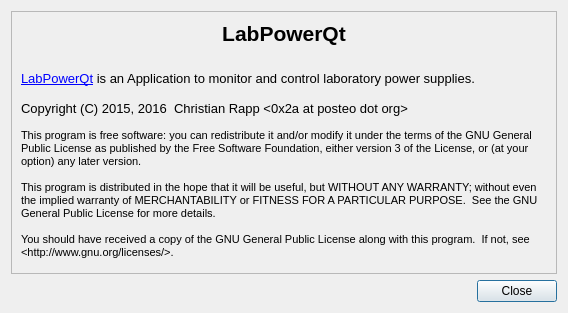
The window that forms/aboutme.ui (crapp/labpowerqt) describes before a commit, drawn with Qt 5.
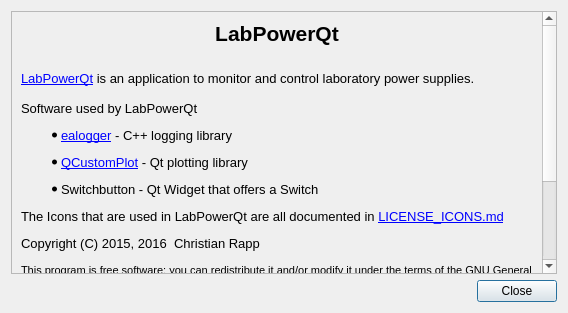
The same window after the commit.

Commit message:
Added missing info to about dialog
You can find more info in the about dialog now

Info message when you open the settings dialog

The edit to the form file:
```diff
--- a/forms/aboutme.ui
+++ b/forms/aboutme.ui
@@ -35,7 +35,7 @@
         <x>0</x>
         <y>0</y>
         <width>533</width>
-        <height>271</height>
+        <height>406</height>
        </rect>
       </property>
       <layout class="QVBoxLayout" name="verticalLayout">
@@ -51,9 +51,14 @@
 &lt;/style&gt;&lt;/head&gt;&lt;body style=&quot; font-family:'DejaVu Sans'; font-size:10pt; font-weight:400; font-style:normal;&quot;&gt;
 &lt;p align=&quot;center&quot; style=&quot; margin-top:0px; margin-bottom:0px; margin-left:0px; margin-right:0px; -qt-block-indent:0; text-indent:0px;&quot;&gt;&lt;span style=&quot; font-size:16pt; font-weight:600;&quot;&gt;LabPowerQt&lt;/span&gt;&lt;/p&gt;
 &lt;p style=&quot;-qt-paragraph-type:empty; margin-top:0px; margin-bottom:0px; margin-left:0px; margin-right:0px; -qt-block-indent:0; text-indent:0px; font-size:16pt; font-weight:600;&quot;&gt;&lt;br /&gt;&lt;/p&gt;
-&lt;p style=&quot; margin-top:0px; margin-bottom:0px; margin-left:0px; margin-right:0px; -qt-block-indent:0; text-indent:0px;&quot;&gt;&lt;a href=&quot;https://github.com/crapp/labpowerqt&quot;&gt;&lt;span style=&quot; text-decoration: underline; color:#0000ff;&quot;&gt;LabPowerQt&lt;/span&gt;&lt;/a&gt; is an Application to monitor and control laboratory power supplies. &lt;/p&gt;
+&lt;p style=&quot; margin-top:0px; margin-bottom:0px; margin-left:0px; margin-right:0px; -qt-block-indent:0; text-indent:0px;&quot;&gt;&lt;a href=&quot;https://github.com/crapp/labpowerqt&quot;&gt;&lt;span style=&quot; text-decoration: underline; color:#0000ff;&quot;&gt;LabPowerQt&lt;/span&gt;&lt;/a&gt; is an application to monitor and control laboratory power supplies. &lt;/p&gt;
 &lt;p style=&quot;-qt-paragraph-type:empty; margin-top:0px; margin-bottom:0px; margin-left:0px; margin-right:0px; -qt-block-indent:0; text-indent:0px;&quot;&gt;&lt;br /&gt;&lt;/p&gt;
-&lt;p style=&quot; margin-top:0px; margin-bottom:0px; margin-left:0px; margin-right:0px; -qt-block-indent:0; text-indent:0px;&quot;&gt;Copyright (C) 2015, 2016  Christian Rapp &amp;lt;0x2a at posteo dot org&amp;gt;&lt;/p&gt;
+&lt;p style=&quot; margin-top:0px; margin-bottom:0px; margin-left:0px; margin-right:0px; -qt-block-indent:0; text-indent:0px;&quot;&gt;Software used by LabPowerQt&lt;/p&gt;
+&lt;ul style=&quot;margin-top: 0px; margin-bottom: 0px; margin-left: 0px; margin-right: 0px; -qt-list-indent: 1;&quot;&gt;&lt;li style=&quot; margin-top:12px; margin-bottom:12px; margin-left:0px; margin-right:0px; -qt-block-indent:0; text-indent:0px;&quot;&gt;&lt;a href=&quot;https://github.com/crapp/ealogger&quot;&gt;&lt;span style=&quot; text-decoration: underline; color:#0000ff;&quot;&gt;ealogger&lt;/span&gt;&lt;/a&gt; - C++ logging library&lt;/li&gt;
+&lt;li style=&quot; margin-top:12px; margin-bottom:12px; margin-left:0px; margin-right:0px; -qt-block-indent:0; text-indent:0px;&quot;&gt;&lt;a href=&quot;http://www.qcustomplot.com/&quot;&gt;&lt;span style=&quot; text-decoration: underline; color:#0000ff;&quot;&gt;QCustomPlot&lt;/span&gt;&lt;/a&gt; - Qt plotting library &lt;/li&gt;
+&lt;li style=&quot; margin-top:12px; margin-bottom:12px; margin-left:0px; margin-right:0px; -qt-block-indent:0; text-indent:0px;&quot;&gt;Switchbutton - Qt Widget that offers a Switch &lt;/li&gt;&lt;/ul&gt;
+&lt;p style=&quot; margin-top:12px; margin-bottom:12px; margin-left:0px; margin-right:0px; -qt-block-indent:0; text-indent:0px;&quot;&gt;The Icons that are used in LabPowerQt are all documented in &lt;a href=&quot;https://github.com/crapp/labpowerqt/blob/master/LICENSE_ICON.md&quot;&gt;&lt;span style=&quot; text-decoration: underline; color:#0000ff;&quot;&gt;LICENSE_ICONS.md&lt;/span&gt;&lt;/a&gt;&lt;/p&gt;
+&lt;p style=&quot; margin-top:0px; margin-bottom:0px; margin-left:0px; margin-right:0px; -qt-block-indent:0; text-indent:0px;&quot;&gt;Copyright (C) 2015, 2016  Christian Rapp&lt;/p&gt;
 &lt;p style=&quot;-qt-paragraph-type:empty; margin-top:0px; margin-bottom:0px; margin-left:0px; margin-right:0px; -qt-block-indent:0; text-indent:0px; font-size:8pt;&quot;&gt;&lt;br /&gt;&lt;/p&gt;
 &lt;p style=&quot; margin-top:0px; margin-bottom:0px; margin-left:0px; margin-right:0px; -qt-block-indent:0; text-indent:0px;&quot;&gt;&lt;span style=&quot; font-size:8pt;&quot;&gt;This program is free software: you can redistribute it and/or modify it under the terms of the GNU General Public License as published by the Free Software Foundation, either version 3 of the License, or (at your option) any later version.&lt;/span&gt;&lt;/p&gt;
 &lt;p style=&quot;-qt-paragraph-type:empty; margin-top:0px; margin-bottom:0px; margin-left:0px; margin-right:0px; -qt-block-indent:0; text-indent:0px; font-size:8pt;&quot;&gt;&lt;br /&gt;&lt;/p&gt;
```
The commit also changes 2 other files.
